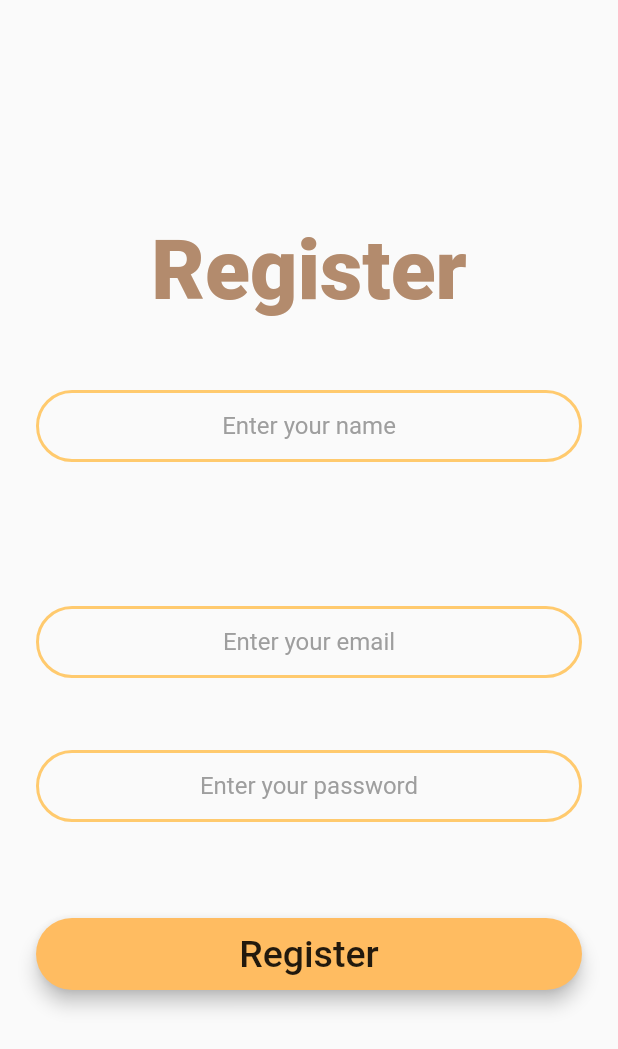
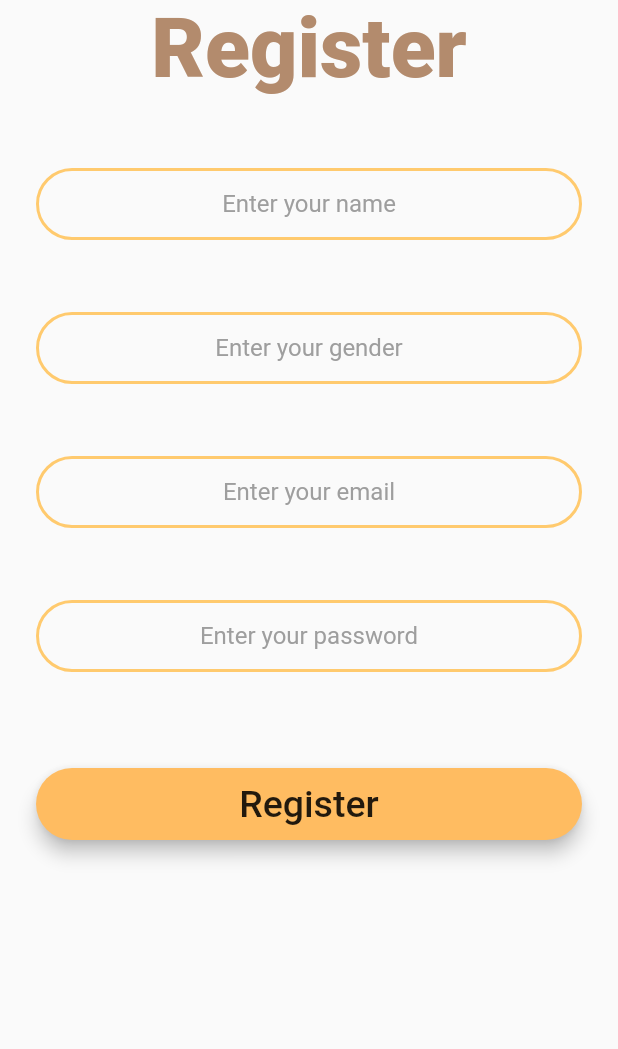
Before and after one commit to rahul07sharmars/YogaClass, a Flutter app: the RegistrationScreen screen opened by its route, on a phone screen of 412 x 824 dp. Shown: the top 1049 px of the screen. Run offline on Flutter 3.47's test engine with Material 2 defaults, Android fonts, the light colour scheme and no system bars; our stand-ins replace cloud_firestore, firebase_auth, firebase_core; accounts and stored records are empty.

Commit message:
Scrolling done

```diff
--- a/yoga_class/lib/Screens/registration_screen.dart
+++ b/yoga_class/lib/Screens/registration_screen.dart
@@ -27,11 +27,8 @@ class _RegistrationScreenState extends State<RegistrationScreen> {
   @override
   Widget build(BuildContext context) {
     return Scaffold(
-      body: Padding(
-        padding: EdgeInsets.symmetric(horizontal: 24.0),
-        child: Column(
-          mainAxisAlignment: MainAxisAlignment.center,
-          crossAxisAlignment: CrossAxisAlignment.stretch,
+      body: ListView(
+        padding:  EdgeInsets.symmetric(horizontal: 24.0),
         children: [
            Header(name: "Register"),
           SizedBox(
@@ -50,16 +47,16 @@ class _RegistrationScreenState extends State<RegistrationScreen> {
           SizedBox(
             height: 48.0,
           ),
-            // TextField(
-            //   textAlign: TextAlign.center,
-            //   style: TextStyle(color: Colors.black),
-            //   decoration:
-            //       kTextFieldDecoration.copyWith(hintText: "Enter your gender"),
-            //   onChanged: (value) {
-            //     gender = value;
-            //     print(gender);
-            //   },
-            // ),
+          TextField(
+            textAlign: TextAlign.center,
+            style: TextStyle(color: Colors.black),
+            decoration:
+                kTextFieldDecoration.copyWith(hintText: "Enter your gender"),
+            onChanged: (value) {
+              gender = value;
+              print(gender);
+            },
+          ),
           SizedBox(
             height: 48.0,
           ),
@@ -80,8 +77,8 @@ class _RegistrationScreenState extends State<RegistrationScreen> {
             obscureText: true,
             textAlign: TextAlign.center,
             style: TextStyle(color: Colors.black),
-              decoration: kTextFieldDecoration.copyWith(
-                  hintText: "Enter your password"),
+            decoration:
+                kTextFieldDecoration.copyWith(hintText: "Enter your password"),
             onChanged: (value) {
               password = value;
               print(password);
@@ -101,8 +98,8 @@ class _RegistrationScreenState extends State<RegistrationScreen> {
                 final newUser = await _auth.createUserWithEmailAndPassword(
                     email: email, password: password);
                 if (newUser != null) {
-                    // await DataBaseManager()
-                    //     .createUserData(name, gender, newUser.user!.uid);
+                  await DataBaseManager()
+                      .createUserData(name, gender, newUser.user!.uid);
 
                   Navigator.pushNamed(context, LoginScreen.id);
                 }
@@ -119,7 +116,13 @@ class _RegistrationScreenState extends State<RegistrationScreen> {
           // ),
         ],
       ),
-      ),
+      // body: Padding(
+      //   padding: EdgeInsets.symmetric(horizontal: 24.0),
+      //   child: Column(
+      //     ma
+
+      //   ),
+      // ),
     );
   }
 }
--- a/yoga_class/lib/database.dart
+++ b/yoga_class/lib/database.dart
@@ -1,8 +1,8 @@
 import 'package:cloud_firestore/cloud_firestore.dart';
-import 'package:firebase_auth/firebase_auth.dart';
+// import 'package:firebase_auth/firebase_auth.dart';
 
 class DataBaseManager {
-  final _auth = FirebaseAuth.instance;
+  // final _auth = FirebaseAuth.instance;
   final CollectionReference profileInfo =
       FirebaseFirestore.instance.collection('YogaMembers');
   Future<void> createUserData(
```
Also changed, not shown: yoga_class/lib/Screens/home_screen.dart (+30 -5 lines). Lines whose indentation alone changed are shown as unchanged.
